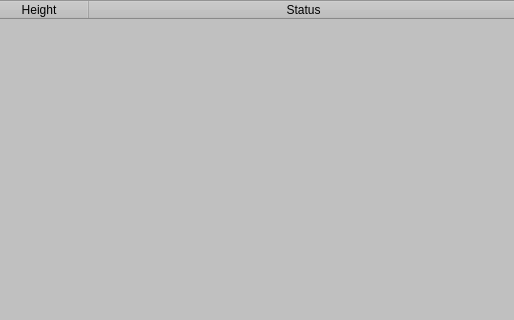
Above: RAT_FinalProject/Server/UI/MainWindow.ui from dnTTT/FinalProject before the change; both pictures show x 412 to 926 and y 0 to 320 of the 926 by 571 pixel window. Below: the same form after it.
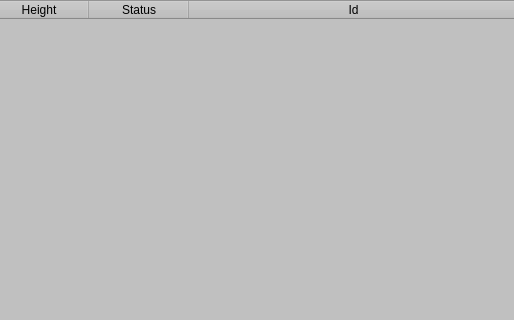
That is the form after the change.

```diff
--- a/RAT_FinalProject/Server/UI/MainWindow.ui
+++ b/RAT_FinalProject/Server/UI/MainWindow.ui
@@ -133,6 +133,11 @@
        <string>Status</string>
       </property>
      </column>
+     <column>
+      <property name="text">
+       <string>Id</string>
+      </property>
+     </column>
     </widget>
    </widget>
   </widget>
```
